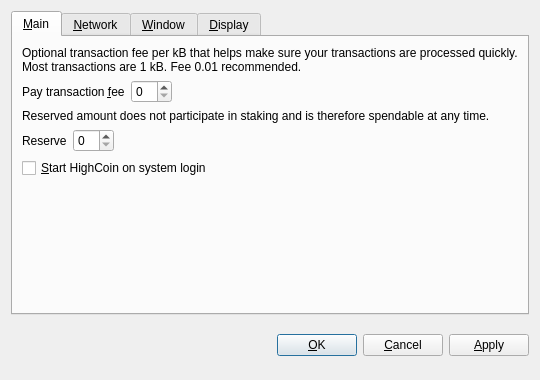
Before: the Qt Designer form src/qt/forms/optionsdialog.ui in Healkiller/Highcoin, drawn with Qt 5.
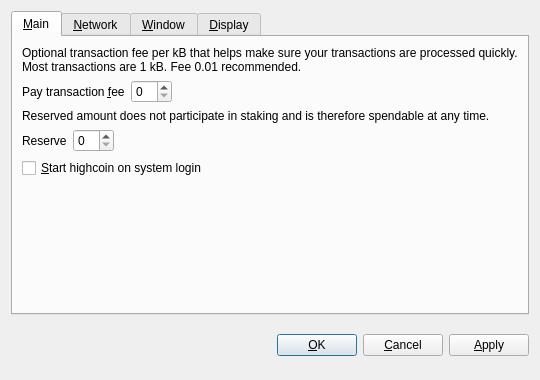
After: the same form once the commit is applied. Custom widgets are drawn as their Qt base class.

```diff
--- a/src/qt/forms/optionsdialog.ui
+++ b/src/qt/forms/optionsdialog.ui
@@ -128,7 +128,7 @@
           <string>Automatically start HighCoin after logging in to the system.</string>
          </property>
          <property name="text">
-          <string>&amp;Start HighCoin on system login</string>
+          <string>&amp;Start highcoin on system login</string>
          </property>
         </widget>
        </item>
```
Left out of the diff: 10 changed lines with no effect on the pictures.
